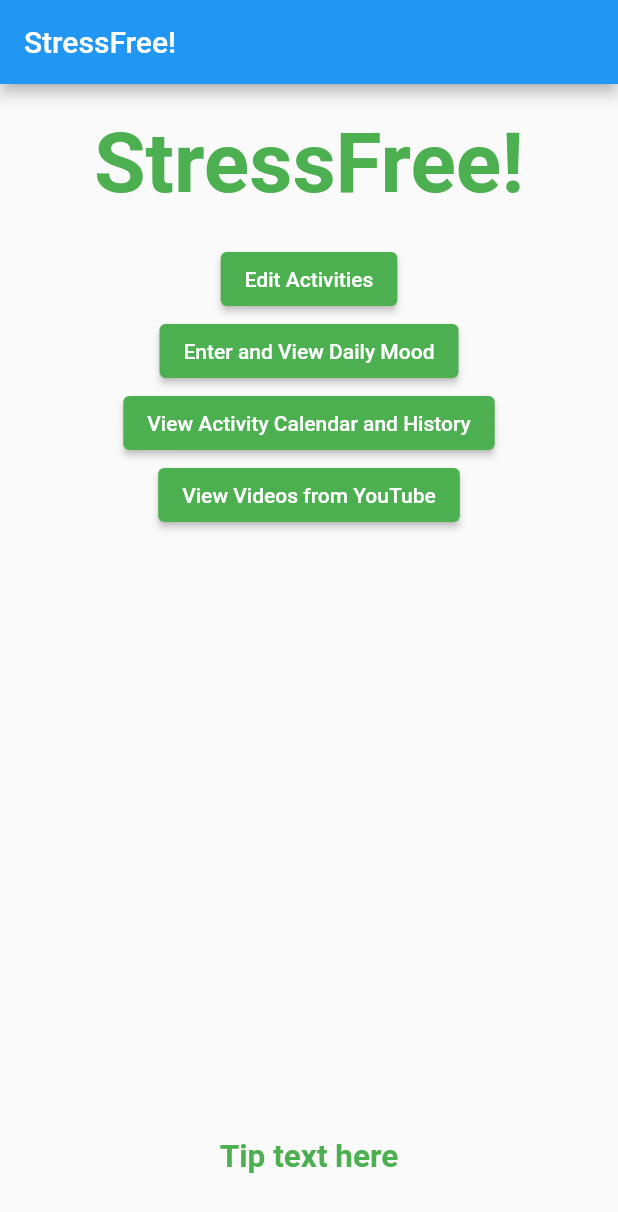
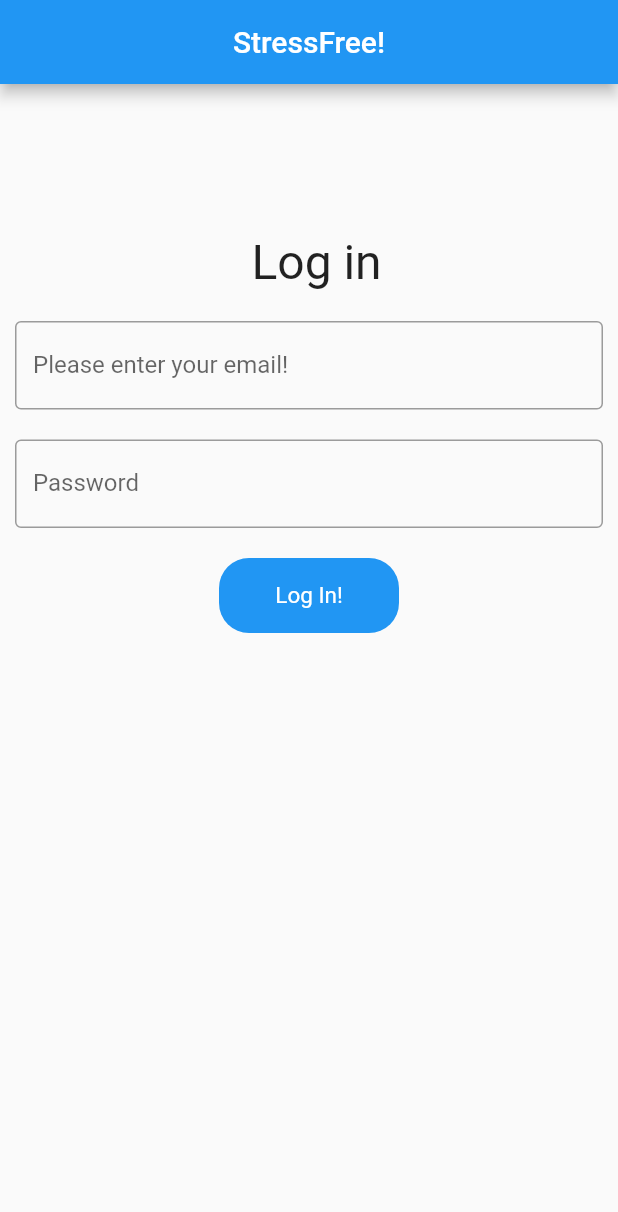
Before and after one commit to krmellott/StressFree, a Flutter app: the screen it shows after launch, on a phone screen of 412 x 824 dp. Shown: the top 1212 px of the screen. Run offline on Flutter 3.47's test engine with Material 2 defaults, Android fonts, the phone set to English and light mode, and no system bars; our stand-ins replace cloud_firestore, date_picker_timeline, firebase_core, firebase_database, syncfusion_flutter_charts, table_calendar and 1 more; accounts and stored records are empty.

Commit message:
Created a user auth page that redirects the user to the main page after they sign in. In addition, I also changed the home_page so that it is able to be navigated to from the user auth page.

```diff
--- a/lib/main.dart
+++ b/lib/main.dart
@@ -1,11 +1,11 @@
 import 'dart:core';
 
-import 'package:firstapp/pages/home_page.dart';
+import 'package:firstapp/pages/userSignIn_page.dart';
 import 'package:flutter/material.dart';
 import 'package:firebase_core/firebase_core.dart';
 
 Future<void> main() async {
   WidgetsFlutterBinding.ensureInitialized();
   await Firebase.initializeApp();
-  runApp(Home());
+  runApp(UserAuth());
 }
--- a/lib/pages/home_page.dart
+++ b/lib/pages/home_page.dart
@@ -6,97 +6,82 @@ import 'package:flutter/material.dart';
 import 'activities_page.dart';
 
 class Home extends StatelessWidget {
+  const Home({Key? key}) : super(key: key);
+
   @override
   Widget build(BuildContext context) {
-
-    return MaterialApp(
-        theme: ThemeData(
-          primaryColor: Colors.green,
-        ),
-        home: Builder(
-            builder: (context) => Scaffold(
+    return Scaffold(
       appBar: AppBar(
         title: Text("StressFree!"),
       ),
       body: Center(
         child: Column(
           children: <Widget>[
-                    Expanded (
-                        child: Column (
-                          children: <Widget> [
-
+            Expanded(
+                child: Column(
+              children: <Widget>[
                 Padding(
                   padding: EdgeInsets.only(top: 20.0, bottom: 20.0),
-                              child: Text("StressFree!",style: const TextStyle(fontWeight: FontWeight.bold, color: Colors.green), textScaleFactor: 4,),
+                  child: Text(
+                    "StressFree!",
+                    style: const TextStyle(
+                        fontWeight: FontWeight.bold, color: Colors.green),
+                    textScaleFactor: 4,
                   ),
-
+                ),
                 ElevatedButton(
-                              style: ElevatedButton.styleFrom(
-                                  primary: Colors.green
-                              ),
+                  style: ElevatedButton.styleFrom(primary: Colors.green),
                   child: Text('Edit Activities'),
                   onPressed: () {
-                                Navigator.of(context).push(MaterialPageRoute(builder: (BuildContext context) {
+                    Navigator.of(context).push(
+                        MaterialPageRoute(builder: (BuildContext context) {
                       return ActivitiesPage();
                     }));
                   },
                 ),
-
                 ElevatedButton(
-                              style: ElevatedButton.styleFrom(
-                                  primary: Colors.green
-                              ),
+                  style: ElevatedButton.styleFrom(primary: Colors.green),
                   child: Text('Enter and View Daily Mood'),
                   onPressed: () {
-                                Navigator.of(context).push(MaterialPageRoute(builder: (BuildContext context) {
+                    Navigator.of(context).push(
+                        MaterialPageRoute(builder: (BuildContext context) {
                       return MoodPage();
                     }));
                   },
                 ),
-
-
                 ElevatedButton(
-                              style: ElevatedButton.styleFrom(
-                                  primary: Colors.green
-                              ),
+                  style: ElevatedButton.styleFrom(primary: Colors.green),
                   child: Text('View Activity Calendar and History'),
                   onPressed: () {
-                                Navigator.of(context).push(MaterialPageRoute(builder: (BuildContext context) {
+                    Navigator.of(context).push(
+                        MaterialPageRoute(builder: (BuildContext context) {
                       return HistoryPage();
-                                }
-                                ));
+                    }));
                   },
                 ),
-
                 ElevatedButton(
-                              style: ElevatedButton.styleFrom(
-                                  primary: Colors.green
-                              ),
+                  style: ElevatedButton.styleFrom(primary: Colors.green),
                   child: Text('View Videos from YouTube'),
                   onPressed: () {
-                                Navigator.of(context).push(MaterialPageRoute(builder: (BuildContext context) {
+                    Navigator.of(context).push(
+                        MaterialPageRoute(builder: (BuildContext context) {
                       return VideoPage();
-                                }
-                                ));
+                    }));
                   },
                 ),
               ],
-                        )
-                    ),
-
+            )),
             Align(
                 alignment: Alignment.bottomCenter,
                 child: Padding(
                     padding: EdgeInsets.only(top: 20.0, bottom: 40.0),
-                            child: Text('Tip text here', style: const TextStyle(fontWeight: FontWeight.bold, color: Colors.green), textScaleFactor: 1.5)
-                        )
-                    )
-
+                    child: Text('Tip text here',
+                        style: const TextStyle(
+                            fontWeight: FontWeight.bold, color: Colors.green),
+                        textScaleFactor: 1.5)))
           ],
         ),
       ),
-            )
-        )
     );
   }
 }
--- /dev/null
+++ b/lib/pages/userSignIn_page.dart
@@ -0,0 +1,91 @@
+import 'package:firstapp/pages/home_page.dart';
+import 'package:firstapp/utils/buttons.dart';
+import 'package:flutter/material.dart';
+
+class UserAuth extends StatefulWidget {
+  const UserAuth({Key? key}) : super(key: key);
+
+  @override
+  State<UserAuth> createState() => _UserAuthState();
+}
+
+class _UserAuthState extends State<UserAuth> {
+  String _UserEmail = "";
+  String _UserPass = "";
+
+  @override
+  Widget build(BuildContext context) {
+    return MaterialApp(
+        theme: ThemeData(
+          primaryColor: Colors.green,
+        ),
+        home: Builder(
+            builder: (context) => Scaffold(
+                  appBar: AppBar(
+                    title: Text("StressFree!"),
+                    centerTitle: true,
+                  ),
+                  body: Center(
+                      child: Column(
+                    children: <Widget>[
+                      _createSignUpLogo(),
+                      _createTextFields(),
+                      _createSendButton(context)
+                    ],
+                  )),
+                )));
+  }
+
+  _createSignUpLogo() {
+    return Container(
+        margin: const EdgeInsets.only(left: 20, right: 10, top: 100),
+        child: Text('Log in', style: TextStyle(fontSize: 32)));
+  }
+
+  _createTextFields() {
+    return Column(
+      children: [
+        Container(
+            margin: const EdgeInsets.only(left: 10, right: 10, top: 20),
+            child: TextField(
+              decoration: InputDecoration(
+                border: OutlineInputBorder(),
+                labelText: 'Please enter your email!',
+              ),
+              onSubmitted: (String? email) {
+                setState(() {
+                  _UserEmail = email!;
+                });
+              },
+            )),
+        Container(
+            margin: const EdgeInsets.only(left: 10, right: 10, top: 20),
+            child: TextField(
+              obscureText: true,
+              decoration: InputDecoration(
+                border: OutlineInputBorder(),
+                labelText: 'Password',
+              ),
+              onSubmitted: (String? password) {
+                setState(() {
+                  _UserPass = password!;
+                });
+              },
+            ))
+      ],
+    );
+  }
+
+  _createSendButton(BuildContext context) {
+    return Container(
+        margin: const EdgeInsets.only(left: 10, right: 10, top: 20),
+        child: MyButton(
+            label: 'Log In!',
+            onTap: () {
+              Navigator.of(context)
+                  .push(MaterialPageRoute(builder: (BuildContext context) {
+                return Home();
+              }));
+            }));
+  }
+}
--- a/pubspec.yaml
+++ b/pubspec.yaml
@@ -41,6 +41,7 @@ dependencies:
   date_picker_timeline:
   fl_chart: ^0.46.0
   syncfusion_flutter_charts: ^19.4.56
+  youtube_player_flutter: ^8.0.0
   # cloud_firestore: ^3.1.9
 
 dev_dependencies:
```
Also changed, not shown: lib/pages/video_screen.dart (+6 -5 lines). Lines whose indentation alone changed are shown as unchanged.
